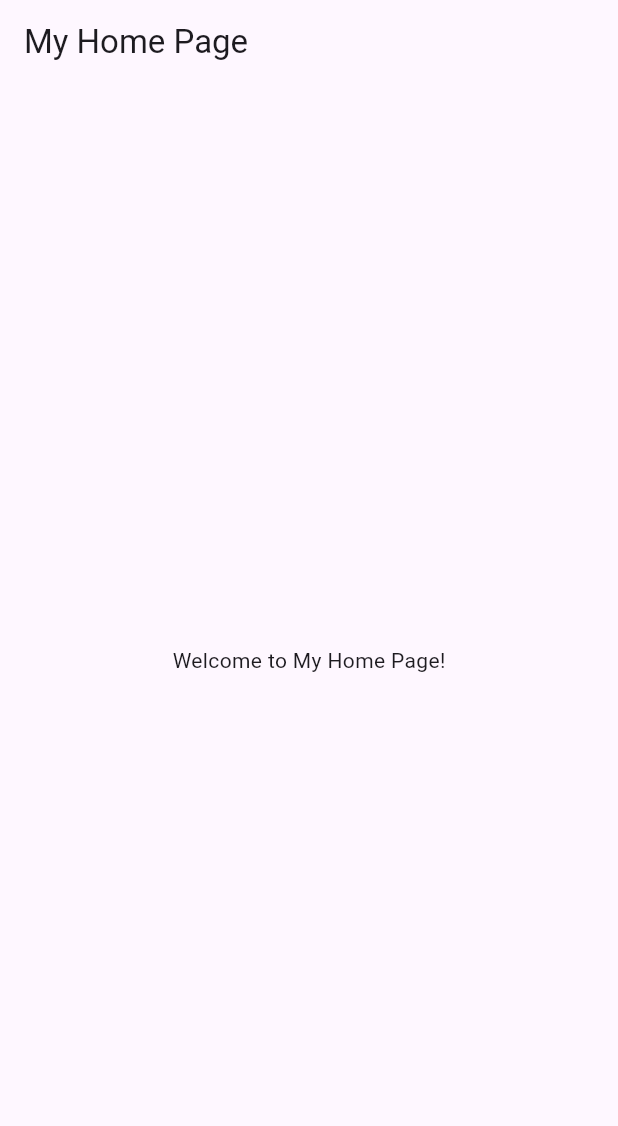
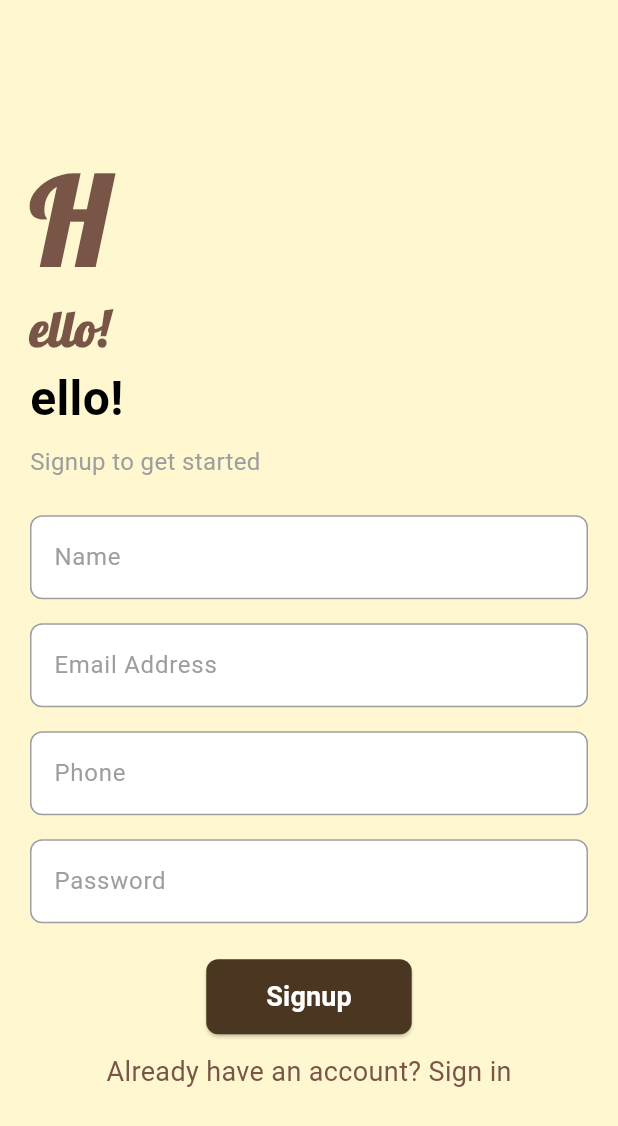
Before and after one commit to Osamariyad2003/bookly, a Flutter app: the screen it shows after launch, on a phone screen of 412 x 824 dp. Shown: the top 1126 px of the screen. Run offline on Flutter 3.47's test engine with Material 3 defaults, Android fonts, the phone set to English and light mode, and no system bars; our stand-ins replace dio, flutter_bloc, flutter_native_splash, flutter_screenutil.

Commit message:
Second Commit

```diff
--- /dev/null
+++ b/lib/core/app_routes.dart
@@ -0,0 +1,46 @@
+import 'package:bookly/core/routes.dart';
+import 'package:bookly/features/auth/views/sign_in_screen.dart';
+import 'package:bookly/features/auth/views/sign_up_screen.dart';
+import 'package:flutter/material.dart';
+
+class AppRouter {
+  static Route<dynamic> onGenerateRoute(RouteSettings settings) {
+    switch (settings.name) {
+      case Routes.register:
+        return MaterialPageRoute(
+        builder: (_)=> SignUpView()
+        );
+
+      case Routes.login:
+         return MaterialPageRoute(
+            builder: (_)=> SignInView()
+        );
+      default:
+        return MaterialPageRoute(
+            builder: (_)=> SignInView()
+        );
+
+
+
+    // case Routes.home:
+    //   return MaterialPageRoute(
+    //       builder: (_) => BlocProvider(
+    //             create: (context) => MealCubit(
+    //                 fetchMealsUseCase: FetchMeals(
+    //                     MealRepositoryImpl(FirebaseService(), LocalData())),
+    //                 addMealToFavoritesUseCase: AddMealToFav(
+    //                     MealRepositoryImpl(FirebaseService(), LocalData())),
+    //                 removeFavoriteMealUseCase: RemoveMeal(
+    //                     MealRepositoryImpl(FirebaseService(), LocalData())),
+    //                 updateIsFavUseCase: UpdateIsFavInFirestore(
+    //                     MealRepositoryImpl(FirebaseService(), LocalData())),
+    //                 removeMealFromFirestore: RemoveMealFromFirestore(
+    //                     MealRepositoryImpl(FirebaseService(), LocalData())),
+    //                 localData: LocalData())
+    //               ..fetchMeals(),
+    //             child: const HomeScreen(),
+    //           ))
+    }
+  }
+
+}
--- /dev/null
+++ b/lib/core/colors_app.dart
@@ -0,0 +1,7 @@
+import 'package:flutter/material.dart';
+
+class ColorStyles {
+  static const Color backgroundColor = Color(0xFFFFF7CF);
+  static const Color buttonColor = Color(0xFF4B3621);
+  static const Color textFieldBorderColor = Colors.brown;
+}
--- /dev/null
+++ b/lib/core/routes.dart
@@ -0,0 +1,16 @@
+class Routes {
+  static const String initial = '/';
+  static const String onBoarding = '/onBoarding';
+  static const String splash = '/splash';
+  static const String register = '/register';
+  static const String login = '/login';
+  static const String favourite = '/favourite';
+  static const String profile = '/profile';
+  static const String settings = '/settings';
+  static const String layout = '/layout';
+  static const String mealDetails = '/mealDetails';
+  static const String seeAll = '/seeAll';
+  static const String mealSuggestion = '/mealSuggestion';
+  static const String home='/home';
+
+}
--- /dev/null
+++ b/lib/core/text_style.dart
@@ -0,0 +1,38 @@
+import 'package:flutter/material.dart';
+
+class TextStyles {
+  static const TextStyle headerStyle = TextStyle(
+    fontSize: 32,
+    fontWeight: FontWeight.bold,
+    fontFamily: 'Lobster',
+    color: Colors.brown,
+  );
+
+  static const TextStyle subHeaderStyle = TextStyle(
+    fontSize: 18,
+    fontWeight: FontWeight.w400,
+    color: Colors.brown,
+  );
+
+  static const TextStyle textFieldHintStyle = TextStyle(
+    color: Colors.brown,
+    fontWeight: FontWeight.w300,
+  );
+
+  static const TextStyle buttonTextStyle = TextStyle(
+    fontSize: 18,
+    color: Colors.white,
+    fontWeight: FontWeight.bold,
+  );
+
+  static const TextStyle signInTextStyle = TextStyle(
+    fontSize: 14,
+    color: Colors.brown,
+  );
+  static const TextStyle richTextStyle = TextStyle(
+    fontSize: 80, // Large font size for "H"
+    fontWeight: FontWeight.bold,
+    color: Colors.brown,
+    fontFamily: 'Lobster', // Use a cursive or custom font
+  );
+}
--- a/lib/features/auth/controller/sign_in_cubit.dart
+++ b/lib/features/auth/controller/sign_in_cubit.dart
@@ -0,0 +1,51 @@
+
+// part of 'auth_library.dart';
+
+
+import 'package:bookly/core/dio_helper.dart';
+import 'package:bookly/features/auth/controller/sign_in_state.dart';
+import 'package:dio/dio.dart';
+import 'package:flutter_bloc/flutter_bloc.dart';
+
+class SignInCubit extends Cubit<SignInState> {
+  final DioHelper  _apiService; // Inject your API service
+
+  SignInCubit(this._apiService) : super(SignInInitialState());
+
+  // Method to handle sign-in logic
+  Future<void> signIn(String email, String password) async {
+    emit(SignInLoadingState()); // Emit loading state when the sign-in process starts
+
+    try {
+      // Call your API service to attempt signing in
+      final result = await _apiService.signIn(email, password);
+
+      if (result.success) {
+        emit(SignInSuccessState()); // Emit success state on successful sign-in
+        _getUser(); // Optionally fetch user data after successful sign-in
+      } else {
+        emit(SignInErrorState()); // Emit error state if sign-in fails
+      }
+    } catch (error) {
+      emit(SignInErrorState()); // Emit error state in case of an exception
+    }
+  }
+
+  // Method to handle user retrieval logic
+  Future<void> _getUser() async {
+    emit(GetUserLoadingState()); // Emit loading state when fetching user data
+
+    try {
+      // Call your API service to fetch user data
+      final user = await _apiService.getUserData();
+
+      if (user != null) {
+        emit(GetUserSuccessState()); // Emit success state if user is fetched successfully
+      } else {
+        emit(GetUserErrorState("User not found")); // Emit error if user data is not found
+      }
+    } catch (error) {
+      emit(GetUserErrorState("Error fetching user: $error")); // Emit error in case of failure
+    }
+  }
+}
--- a/lib/features/auth/controller/sign_up_cubit.dart
+++ b/lib/features/auth/controller/sign_up_cubit.dart
@@ -0,0 +1,6 @@
+import 'package:flutter_bloc/flutter_bloc.dart';
+
+class SignUpCubit extends Cubit{
+  SignUpCubit(super.initialState);
+
+}
--- a/lib/features/auth/views/sign_up_screen.dart
+++ b/lib/features/auth/views/sign_up_screen.dart
@@ -0,0 +1,133 @@
+import 'package:bookly/core/colors_app.dart';
+import 'package:bookly/core/text_style.dart';
+import 'package:bookly/features/auth/widgets/buttton.dart';
+import 'package:bookly/features/auth/widgets/form_firld.dart';
+import 'package:flutter/material.dart';
+
+import 'package:flutter/material.dart';
+
+class SignUpView extends StatelessWidget {
+  final TextEditingController nameController = TextEditingController();
+  final TextEditingController emailController = TextEditingController();
+  final TextEditingController phoneController = TextEditingController();
+  final TextEditingController passwordController = TextEditingController();
+
+  @override
+  Widget build(BuildContext context) {
+    return Scaffold(
+      backgroundColor: ColorStyles.backgroundColor,
+      body: Center(
+        child: Padding(
+          padding: const EdgeInsets.all(20.0),
+          child: Column(
+            mainAxisAlignment: MainAxisAlignment.center,
+            crossAxisAlignment: CrossAxisAlignment.start,
+            children: [
+              RichText(
+                  text: TextSpan(text: 'H', style: TextStyles.richTextStyle)),
+              Text(
+                'ello!',
+                style: TextStyles.headerStyle,
+              ),
+              Text(
+                'ello!',
+                style: TextStyle(
+                  fontSize: 32,
+                  fontWeight: FontWeight.bold,
+                  color:
+                      Colors.black, // Replace with `WidgetStyles.headerStyle`
+                ),
+              ),
+              SizedBox(height: 8),
+              Text(
+                'Signup to get started',
+                style: TextStyle(
+                  fontSize: 16,
+                  color:
+                      Colors.grey, // Replace with `WidgetStyles.subHeaderStyle`
+                ),
+              ),
+              SizedBox(height: 24),
+              customTextFormField(
+                hint: "Name",
+                controller: nameController,
+                validator: (value) {
+                  if (value == null || value.isEmpty) {
+                    return "Name cannot be empty";
+                  }
+                  return null;
+                },
+              ),
+              const SizedBox(height: 16),
+              customTextFormField(
+                hint: "Email Address",
+                controller: emailController,
+                keyboardType: TextInputType.emailAddress,
+                validator: (value) {
+                  if (value == null || value.isEmpty) {
+                    return "Email cannot be empty";
+                  }
+                  if (!RegExp(r"^[a-zA-Z0-9]+@[a-zA-Z]+\.[a-zA-Z]+")
+                      .hasMatch(value)) {
+                    return "Enter a valid email";
+                  }
+                  return null;
+                },
+              ),
+              const SizedBox(height: 16),
+              customTextFormField(
+                hint: "Phone",
+                controller: phoneController,
+                keyboardType: TextInputType.phone,
+                validator: (value) {
+                  if (value == null || value.isEmpty) {
+                    return "Phone number cannot be empty";
+                  }
+                  return null;
+                },
+              ),
+              SizedBox(height: 16),
+              customTextFormField(
+                hint: "Password",
+                controller: passwordController,
+                isPassword: true,
+                validator: (value) {
+                  if (value == null || value.isEmpty) {
+                    return "Password cannot be empty";
+                  }
+                  if (value.length < 6) {
+                    return "Password must be at least 6 characters long";
+                  }
+                  return null;
+                },
+              ),
+              SizedBox(height: 24),
+              Center(
+                child: customButton(
+                  text: "Signup",
+                  onPressed: () {
+                    // Add signup logic here
+                    print("Sign up clicked!");
+                  },
+                  color: ColorStyles
+                      .buttonColor, // Replace with `ColorStyles.buttonColor`
+                ),
+              ),
+              const SizedBox(height: 12),
+              Center(
+                child: GestureDetector(
+                  onTap: () {
+                    // Add sign-in navigation logic here
+                    print("Navigate to Sign in");
+                  },
+                  child: Text('Already have an account? Sign in',
+                      style: TextStyles.subHeaderStyle),
+                ),
+              ),
+            ],
+          ),
+        ),
+      ),
+    );
+  }
+}
--- /dev/null
+++ b/lib/features/auth/widgets/buttton.dart
@@ -0,0 +1,28 @@
+import 'package:bookly/core/colors_app.dart';
+import 'package:bookly/core/text_style.dart';
+import 'package:flutter/material.dart';
+
+Widget customButton({
+  required String text,
+  required VoidCallback onPressed,
+  Color? color,
+  EdgeInsetsGeometry? padding,
+  double borderRadius = 8.0,
+  TextStyle? textStyle,
+}) {
+  return ElevatedButton(
+    style: ElevatedButton.styleFrom(
+      backgroundColor: color ?? ColorStyles.buttonColor,
+      padding:
+          padding ?? const EdgeInsets.symmetric(vertical: 12, horizontal: 40),
+      shape: RoundedRectangleBorder(
+        borderRadius: BorderRadius.circular(borderRadius),
+      ),
+    ),
+    onPressed: onPressed,
+    child: Text(
+      text,
+      style: textStyle ?? TextStyles.buttonTextStyle,
+    ),
+  );
+}
--- /dev/null
+++ b/lib/features/auth/widgets/form_firld.dart
@@ -0,0 +1,42 @@
+import 'package:flutter/material.dart';
+
+Widget customTextFormField({
+  required String hint,
+  required TextEditingController controller,
+  required String? Function(String?)? validator,
+  Widget? icon,
+  Widget? suffixIcon,
+  bool isPassword = false,
+  TextInputType keyboardType = TextInputType.text,
+  Color fillColor = Colors.white,
+  Color borderColor = Colors.grey,
+  double borderRadius = 8.0,
+  TextStyle? hintStyle,
+}) {
+  return TextFormField(
+    controller: controller,
+    validator: validator,
+    obscureText: isPassword,
+    keyboardType: keyboardType,
+    decoration: InputDecoration(
+      hintText: hint,
+      hintStyle: hintStyle ?? TextStyle(color: Colors.grey),
+      filled: true,
+      fillColor: fillColor,
+      border: OutlineInputBorder(
+        borderRadius: BorderRadius.circular(borderRadius),
+        borderSide: BorderSide(color: borderColor),
+      ),
+      enabledBorder: OutlineInputBorder(
+        borderRadius: BorderRadius.circular(borderRadius),
+        borderSide: BorderSide(color: borderColor),
+      ),
+      focusedBorder: OutlineInputBorder(
+        borderRadius: BorderRadius.circular(borderRadius),
+        borderSide: BorderSide(color: borderColor, width: 2.0),
+      ),
+      prefixIcon: icon,
+      suffixIcon: suffixIcon,
+    ),
+  );
+}
--- a/lib/main.dart
+++ b/lib/main.dart
@@ -1,12 +1,14 @@
 import 'package:flutter/material.dart';
 import 'package:flutter_native_splash/flutter_native_splash.dart';
+import 'package:flutter_screenutil/flutter_screenutil.dart';
+
+import 'core/app_routes.dart';
+import 'core/routes.dart';
 
 void main() async {
   WidgetsFlutterBinding.ensureInitialized();
-  FlutterNativeSplash.preserve(
-      widgetsBinding: WidgetsFlutterBinding.ensureInitialized());
 
-  runApp(const MyApp());
+  runApp( Bookly());
 }
 
 class MyHomePage extends StatelessWidget {
@@ -18,26 +20,29 @@ class MyHomePage extends StatelessWidget {
       appBar: AppBar(
         title: const Text('My Home Page'),
       ),
-      body: const Center(
+      body:  Center(
         child: Text('Welcome to My Home Page!'),
       ),
     );
   }
 }
 
-class MyApp extends StatelessWidget {
-  const MyApp({super.key});
+class Bookly extends StatelessWidget {
+  const Bookly({super.key});
 
   // This widget is the root of your application.
   @override
   Widget build(BuildContext context) {
-    return MaterialApp(
-      title: 'Flutter Demo',
-      theme: ThemeData(
-        colorScheme: ColorScheme.fromSeed(seedColor: Colors.deepPurple),
-        useMaterial3: true,
-      ),
-      home: MyHomePage(),
+    return ScreenUtilInit(
+      minTextAdapt: true,
+      splitScreenMode: true,
+        builder: (_, child) {
+          return MaterialApp(
+            onGenerateRoute: AppRouter.onGenerateRoute,
+            debugShowCheckedModeBanner: false,
+            initialRoute: Routes.register,
+          );
+        }
     );
   }
 }
```
Also changed, not shown: lib/core/app_strings.dart (added, +13 -0 lines), lib/core/dio_helper.dart (added, +130 -0 lines), lib/core/exeption.dart (added, +24 -0 lines), lib/features/auth/controller/auth_library.dart (added, +10 -0 lines), lib/features/auth/controller/sign_in_state.dart (+28 -0 lines), lib/features/auth/controller/sign_up_state.dart (+31 -0 lines), lib/features/auth/views/sign_in_screen.dart (+85 -0 lines), pubspec.yaml (+5 -8 lines), pubspec.lock, 18 other files.
